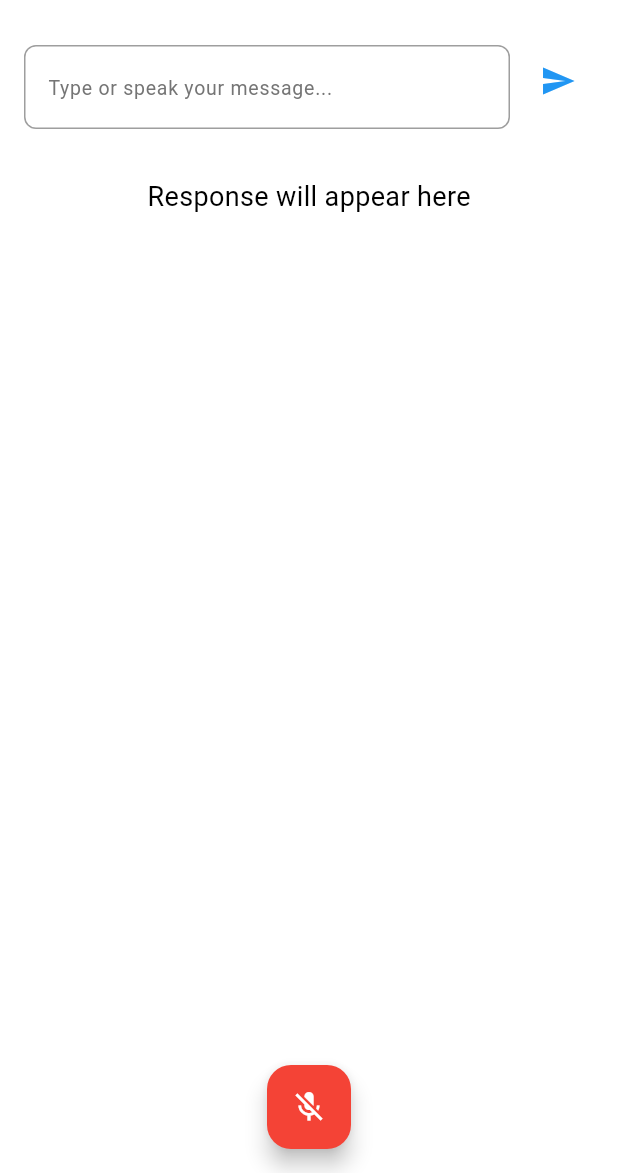
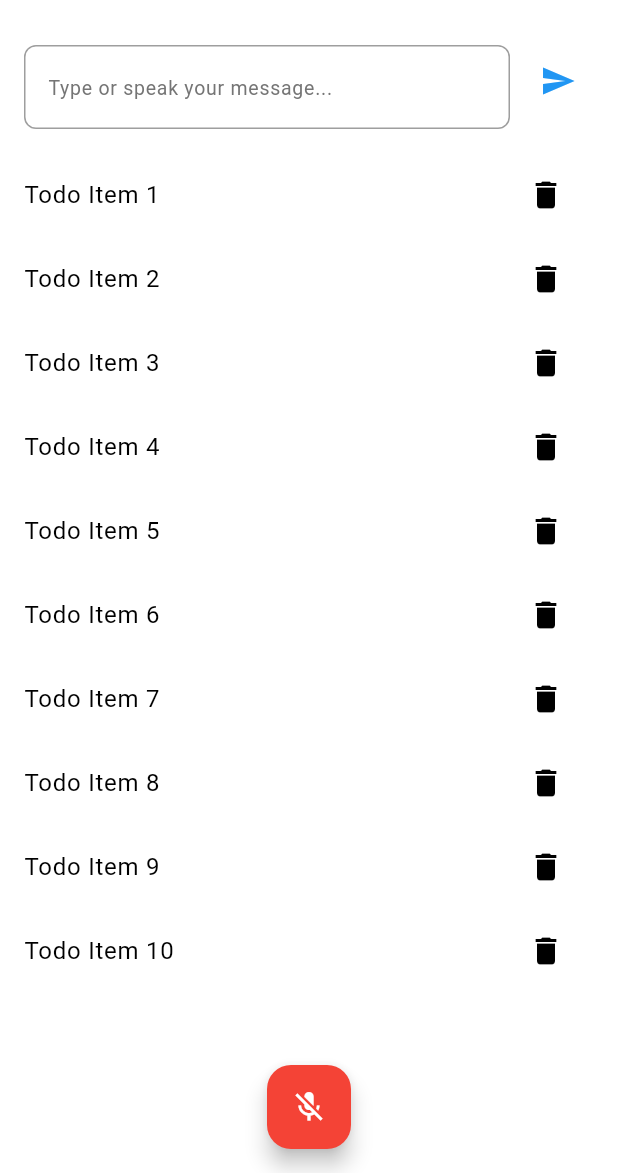
Before and after one commit to abeshahsan/voice_reminder, a Flutter app: the screen it shows after launch, on a phone screen of 412 x 824 dp, the part 63-1236 px from its top. Run offline on Flutter 3.47's test engine with Material 3 defaults, Android fonts, the phone set to English and light mode, and no system bars; our stand-ins replace bloc, flutter_bloc, speech_to_text.

Commit message:
feat:   -Added TaskBloc and Task Data Model,   - Added ListView for Todo List, refactor: Renamed SpeechScreen to Home

```diff
--- /dev/null
+++ b/lib/blocs/task/task_state.dart
@@ -0,0 +1,6 @@
+part of 'task_bloc.dart';
+
+@immutable
+sealed class TaskState {}
+
+final class TaskInitial extends TaskState {}
--- /dev/null
+++ b/lib/components/todo_list.dart
@@ -0,0 +1,23 @@
+import 'package:flutter/material.dart';
+
+class TodoList extends StatelessWidget {
+  const TodoList({super.key});
+
+  @override
+  Widget build(BuildContext context) {
+    return ListView.builder(
+      itemCount: 10, // Replace with your actual todo count
+      itemBuilder: (context, index) {
+        return ListTile(
+          title: Text('Todo Item ${index + 1}'),
+          trailing: IconButton(
+            icon: Icon(Icons.delete),
+            onPressed: () {
+              // Handle delete action
+            },
+          ),
+        );
+      },
+    );
+  }
+}
--- a/lib/main.dart
+++ b/lib/main.dart
@@ -2,12 +2,14 @@ import 'package:flutter/material.dart';
 import 'package:flutter_bloc/flutter_bloc.dart';
 import 'package:voice_reminder/blocs/nlu/nlu_bloc.dart';
 import 'package:voice_reminder/blocs/stt/stt_bloc.dart';
-import 'pages/speech.dart';
+import 'package:voice_reminder/blocs/task/task_bloc.dart';
+import 'pages/home.dart';
 
 void main() {
   runApp(
     MultiBlocProvider(
       providers: [
+        BlocProvider<TaskBloc>(create: (context) => TaskBloc()),
         BlocProvider<NLUBloc>(create: (context) => NLUBloc()),
         BlocProvider<STTBloc>(create: (context) => STTBloc()),
       ],
@@ -31,7 +33,7 @@ class MyApp extends StatelessWidget {
         ),
         visualDensity: VisualDensity.adaptivePlatformDensity,
       ),
-      home: SpeechScreen(),
+      home: Home(),
     );
   }
 }
--- a/lib/pages/speech.dart
+++ b/lib/pages/home.dart
@@ -2,15 +2,16 @@ import 'package:flutter/material.dart';
 import 'package:flutter_bloc/flutter_bloc.dart';
 import 'package:voice_reminder/blocs/nlu/nlu_bloc.dart';
 import 'package:voice_reminder/blocs/stt/stt_bloc.dart';
+import 'package:voice_reminder/components/todo_list.dart';
 
-class SpeechScreen extends StatefulWidget {
-  const SpeechScreen({super.key});
+class Home extends StatefulWidget {
+  const Home({super.key});
 
   @override
-  SpeechScreenState createState() => SpeechScreenState();
+  HomeState createState() => HomeState();
 }
 
-class SpeechScreenState extends State<SpeechScreen> {
+class HomeState extends State<Home> {
   @override
   Widget build(BuildContext context) {
     return Scaffold(
@@ -48,6 +49,7 @@ class SpeechScreenState extends State<SpeechScreen> {
           return Column(
             children: [
               Padding(
+                // start of TextField Part
                 padding: const EdgeInsets.all(16.0),
                 child: Row(
                   crossAxisAlignment: CrossAxisAlignment.start,
@@ -118,18 +120,8 @@ class SpeechScreenState extends State<SpeechScreen> {
                     ),
                   ],
                 ),
-              ),
-              Expanded(
-                child: SingleChildScrollView(
-                  padding: const EdgeInsets.all(16.0),
-                  child: Text(
-                    responseText.isNotEmpty
-                        ? responseText
-                        : 'Response will appear here',
-                    style: const TextStyle(fontSize: 18.0),
-                  ),
-                ),
-              ),
+              ), // End of TextField Part
+              Expanded(child: TodoList()),
             ],
           );
         },
```
Also changed, not shown: lib/blocs/task/task_bloc.dart (added, +16 -0 lines), lib/blocs/task/task_event.dart (added, +26 -0 lines), lib/models/task_model.dart (added, +76 -0 lines).
